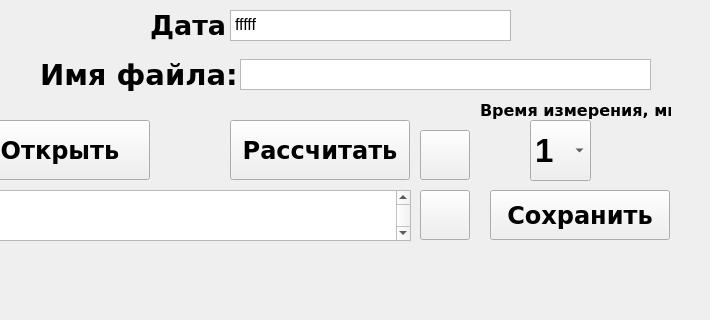
Above: main.ui from kozlov174/raspberry_app before the change; both pictures show x 90 to 800 and y 0 to 320 of the 800 by 1200 pixel window. Below: the same form after it.
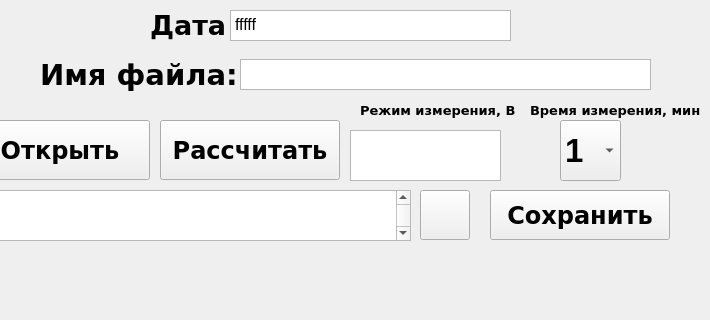
That is the form after the change. Icons and pictures are not drawn. Custom widgets are drawn as their Qt base class.

Commit message: add position of Volts

Diff of the .ui file:
```diff
--- a/main.ui
+++ b/main.ui
@@ -202,7 +202,7 @@
    <widget class="QPushButton" name="save_button">
     <property name="geometry">
      <rect>
-      <x>320</x>
+      <x>250</x>
       <y>120</y>
       <width>180</width>
       <height>60</height>
@@ -323,7 +323,7 @@
    <widget class="QLabel" name="label_3">
     <property name="geometry">
      <rect>
-      <x>570</x>
+      <x>620</x>
       <y>100</y>
       <width>191</width>
       <height>20</height>
@@ -332,7 +332,7 @@
     <property name="font">
      <font>
       <family>Verdana</family>
-      <pointsize>12</pointsize>
+      <pointsize>10</pointsize>
       <weight>75</weight>
       <bold>true</bold>
      </font>
@@ -686,29 +686,10 @@
      </font>
     </property>
    </widget>
-   <widget class="QPushButton" name="send_COM">
-    <property name="geometry">
-     <rect>
-      <x>510</x>
-      <y>130</y>
-      <width>50</width>
-      <height>50</height>
-     </rect>
-    </property>
-    <property name="styleSheet">
-     <string notr="true">background-image: url(&quot;keyboard.png&quot;);
-background-size: contain; /* Уменьшает изображение, чтобы оно полностью вписалось в контейнер */
-background-position: center; /* Центрирует изображение */
-background-repeat: no-repeat; /* Отключает повторение изображения */</string>
-    </property>
-    <property name="text">
-     <string/>
-    </property>
-   </widget>
    <widget class="QComboBox" name="time_izm">
     <property name="geometry">
      <rect>
-      <x>620</x>
+      <x>650</x>
       <y>120</y>
       <width>61</width>
       <height>61</height>
@@ -730,6 +711,37 @@
      </property>
     </item>
    </widget>
+   <widget class="QTextBrowser" name="position_V">
+    <property name="geometry">
+     <rect>
+      <x>440</x>
+      <y>130</y>
+      <width>151</width>
+      <height>51</height>
+     </rect>
+    </property>
+   </widget>
+   <widget class="QLabel" name="label_13">
+    <property name="geometry">
+     <rect>
+      <x>450</x>
+      <y>100</y>
+      <width>191</width>
+      <height>20</height>
+     </rect>
+    </property>
+    <property name="font">
+     <font>
+      <family>Verdana</family>
+      <pointsize>10</pointsize>
+      <weight>75</weight>
+      <bold>true</bold>
+     </font>
+    </property>
+    <property name="text">
+     <string>Режим измерения, В</string>
+    </property>
+   </widget>
   </widget>
   <widget class="QStatusBar" name="statusbar"/>
  </widget>
```
The commit also changes 1 other file.
